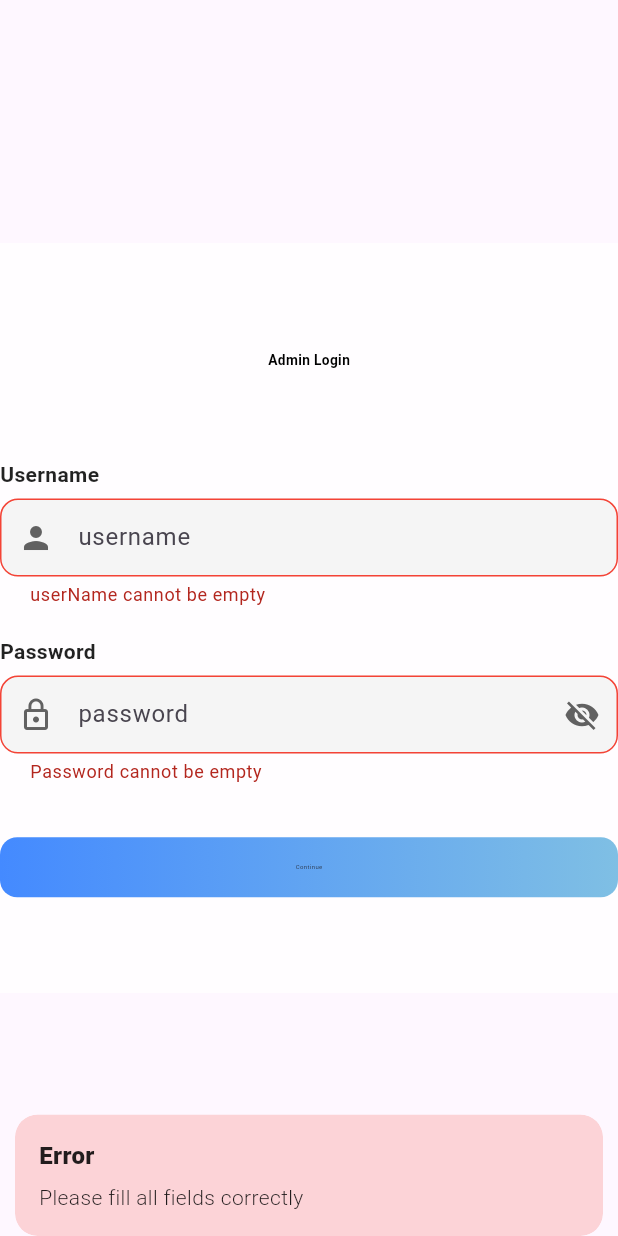
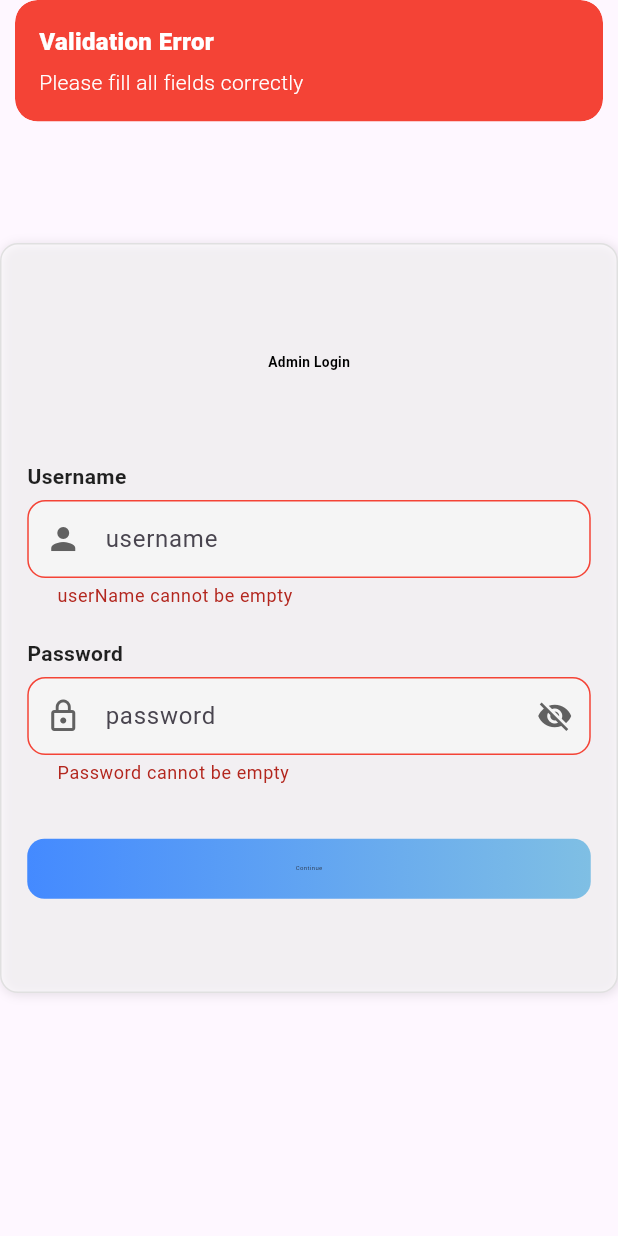
Before and after one commit to Naimehossein77/gym-admin, a Flutter app: the screen it shows after launch, after a tap on "Continue", on a phone screen of 412 x 824 dp. Run offline on Flutter 3.47's test engine with Material 3 defaults, Android fonts, the phone set to English and light mode, and no system bars; our stand-ins replace flutter_easyloading, flutter_screenutil, get, shared_preferences.

Commit message:
controller funtion

```diff
--- /dev/null
+++ b/devtools_options.yaml
@@ -0,0 +1,3 @@
+description: This file stores settings for Dart & Flutter DevTools.
+documentation: https://docs.flutter.dev/tools/devtools/extensions#configure-extension-enablement-states
+extensions:
--- /dev/null
+++ b/lib/Network_managar/api_constants.dart
@@ -0,0 +1,4 @@
+class ApiConstants {
+  static const String baseUrl = 'http://192.168.10.15:8000/api';
+  static const String AdminLogin ='/auth/admin/login';
+}
--- a/lib/Views/LoginScreen/login_screen.dart
+++ b/lib/Views/LoginScreen/login_screen.dart
@@ -19,7 +19,22 @@ class LoginScreen extends GetView<LoginScreenController> {
               Container(
                 height: 500,
                 width: 500,
-                decoration: const BoxDecoration(color: Colors.white70),
+
+                decoration: BoxDecoration(
+                  color: Colors.white.withOpacity(0.5),
+                  borderRadius: BorderRadius.circular(12),
+                  border: Border.all(color: Colors.grey.shade300),
+                  // boxShadow: [BoxShadow()],
+                  boxShadow: [
+                    BoxShadow(
+                      color: Colors.black.withOpacity(0.1),
+                      blurRadius: 5,
+                      offset: Offset(1, 1),
+                    ),
+                  ],
+                ),
+                child: Padding(
+                  padding: EdgeInsets.symmetric(horizontal: 15.w),
                   child: Column(
                     children: [
                       SizedBox(height: 60.h),
@@ -32,7 +47,6 @@ class LoginScreen extends GetView<LoginScreenController> {
                         ),
                       ),
                       SizedBox(height: 50.h),
-
 
                       customTextField(
                         context,
@@ -58,7 +72,8 @@ class LoginScreen extends GetView<LoginScreenController> {
                           prefixIcon: Icons.lock_outline,
                           controller: controller.passwordController,
                           isPassword: controller.obscurePassword.value,
-                        suffixIcon: controller.obscurePassword.value
+                          suffixIcon:
+                              controller.obscurePassword.value
                                   ? Icons.visibility_off
                                   : Icons.visibility,
                           onSuffixTap: controller.togglePassword,
@@ -77,7 +92,9 @@ class LoginScreen extends GetView<LoginScreenController> {
 
                       // 🔘 Continue Button
                       GestureDetector(
-                      onTap: () => controller.login(),
+                        onTap: () {
+                          controller.adminLogin();
+                        },
                         child: Container(
                           height: 40,
                           decoration: BoxDecoration(
@@ -103,13 +120,13 @@ class LoginScreen extends GetView<LoginScreenController> {
                     ],
                   ),
                 ),
+              ),
             ],
           ),
         ),
       ),
     );
   }
-
 
   Widget customTextField(
     BuildContext context, {
@@ -141,8 +158,11 @@ class LoginScreen extends GetView<LoginScreenController> {
           decoration: InputDecoration(
             hintText: hintText,
             prefixIcon:
-                prefixIcon != null ? Icon(prefixIcon, color: Colors.grey[700]) : null,
-            suffixIcon: suffixIcon != null
+                prefixIcon != null
+                    ? Icon(prefixIcon, color: Colors.grey[700])
+                    : null,
+            suffixIcon:
+                suffixIcon != null
                     ? IconButton(
                       icon: Icon(suffixIcon, color: Colors.grey[700]),
                       onPressed: onSuffixTap,
@@ -150,8 +170,10 @@ class LoginScreen extends GetView<LoginScreenController> {
                     : null,
             filled: true,
             fillColor: Colors.grey[100],
-            contentPadding:
-                const EdgeInsets.symmetric(horizontal: 16, vertical: 14),
+            contentPadding: const EdgeInsets.symmetric(
+              horizontal: 16,
+              vertical: 14,
+            ),
             enabledBorder: OutlineInputBorder(
               borderRadius: BorderRadius.circular(12),
               borderSide: BorderSide(color: Colors.grey.shade300),
--- a/lib/Views/LoginScreen/login_screen_controller.dart
+++ b/lib/Views/LoginScreen/login_screen_controller.dart
@@ -1,5 +1,11 @@
+import 'dart:convert';
+import 'dart:developer';
+
 import 'package:flutter/material.dart';
+import 'package:flutter_easyloading/flutter_easyloading.dart';
 import 'package:get/get.dart';
+import 'package:gym_admin/Network_managar/api_sarvice.dart';
+import 'package:gym_admin/Network_managar/user_preference.dart';
 import 'package:gym_admin/Utils/routes.dart';
 
 class LoginScreenController extends GetxController {
@@ -14,28 +20,102 @@ class LoginScreenController extends GetxController {
     obscurePassword.value = !obscurePassword.value;
   }
 
-  void login() {
-    if (formKey.currentState!.validate()) {
-      Get.toNamed(Routes.dashbordScreen);
+  // void login() {
+  //   if (formKey.currentState!.validate()) {
+  //     Get.toNamed(Routes.dashbordScreen);
+  //     Get.snackbar(
+  //       "Success",
+  //       "Login Successful!",
+  //       backgroundColor: Colors.green.withOpacity(0.2),
+  //       snackPosition: SnackPosition.BOTTOM,
+  //     );
+  //   } else {
+  //     Get.snackbar(
+  //       "Error",
+  //       "Please fill all fields correctly",
+  //       backgroundColor: Colors.red.withOpacity(0.2),
+  //       snackPosition: SnackPosition.BOTTOM,
+  //     );
+  //   }
+  // }
+  Future<void> adminLogin() async {
+    if (!formKey.currentState!.validate()) {
       Get.snackbar(
-        "Success",
-        "Login Successful!",
-        backgroundColor: Colors.green.withOpacity(0.2),
-        snackPosition: SnackPosition.BOTTOM,
+        "Validation Error",
+        "Please fill all fields correctly",
+        backgroundColor: Colors.red,
+        colorText: Colors.white,
+        snackPosition: SnackPosition.TOP,
       );
-    } else {
+      return;
+    }
+
+    try {
+      EasyLoading.show(status: "Logging in...");
+
+      // ✅ form data keys must match the API ("username", "password")
+      final body = {
+        'username': userNameController.text.trim(),
+        'password': passwordController.text.trim(),
+      };
+
+      final response = await ApiService.addminLogin({
+        'username': userNameController.text.trim(),
+        'password': passwordController.text.trim(),
+      });
+      EasyLoading.dismiss();
+      log("statuscode: ${response.statusCode}");
+      log("body: ${response.body}");
+
+      if (response.statusCode == 200) {
+        final decoded = jsonDecode(response.body);
+
+        final token = decoded['access_token'];
+        final role = decoded['role'];
+
+        if (token != null && token is String) {
+          await UserPreference.saveToken(token);
+          await UserPreference.saveUserName(userNameController.text.trim());
+          await UserPreference.saveIsLoggedIn(true);
+
+          Get.snackbar(
+            "Success",
+            "Login Successful",
+            backgroundColor: Colors.green,
+            colorText: Colors.white,
+            snackPosition: SnackPosition.BOTTOM,
+          );
+
+          if (role == "admin") {
+            Get.offAllNamed(Routes.dashbordScreen);
+          }
+        } else {
+          throw Exception("Invalid token received.");
+        }
+      } else {
+        final decoded = jsonDecode(response.body);
+        final detail = decoded['detail'] ?? "Unknown error";
+
+        Get.snackbar(
+          "Login Failed",
+          "$detail",
+          backgroundColor: Colors.red,
+          colorText: Colors.white,
+          snackPosition: SnackPosition.TOP,
+        );
+      }
+    } catch (e) {
+      EasyLoading.dismiss();
+      log("❌ Login Error: $e");
       Get.snackbar(
         "Error",
-        "Please fill all fields correctly",
-        backgroundColor: Colors.red.withOpacity(0.2),
-        snackPosition: SnackPosition.BOTTOM,
+        "Something went wrong. Please try again.",
+        backgroundColor: Colors.red,
+        colorText: Colors.white,
+        snackPosition: SnackPosition.TOP,
       );
     }
   }
-
-
-
-
 
   @override
   void onClose() {
--- a/pubspec.yaml
+++ b/pubspec.yaml
@@ -38,7 +38,8 @@ dependencies:
   flutter_screenutil: ^5.9.3
   google_fonts: ^6.3.2
   flutter_easyloading: ^3.0.5
-
+  shared_preferences: ^2.5.3
+  http: ^1.5.0
 
 dev_dependencies:
   flutter_test:
```
Also changed, not shown: lib/Network_managar/api_provider.dart (added, +123 -0 lines), lib/Network_managar/api_sarvice.dart (added, +20 -0 lines), lib/Network_managar/user_preference.dart (added, +90 -0 lines), pubspec.lock, 1 other file. Lines whose indentation alone changed are shown as unchanged.
